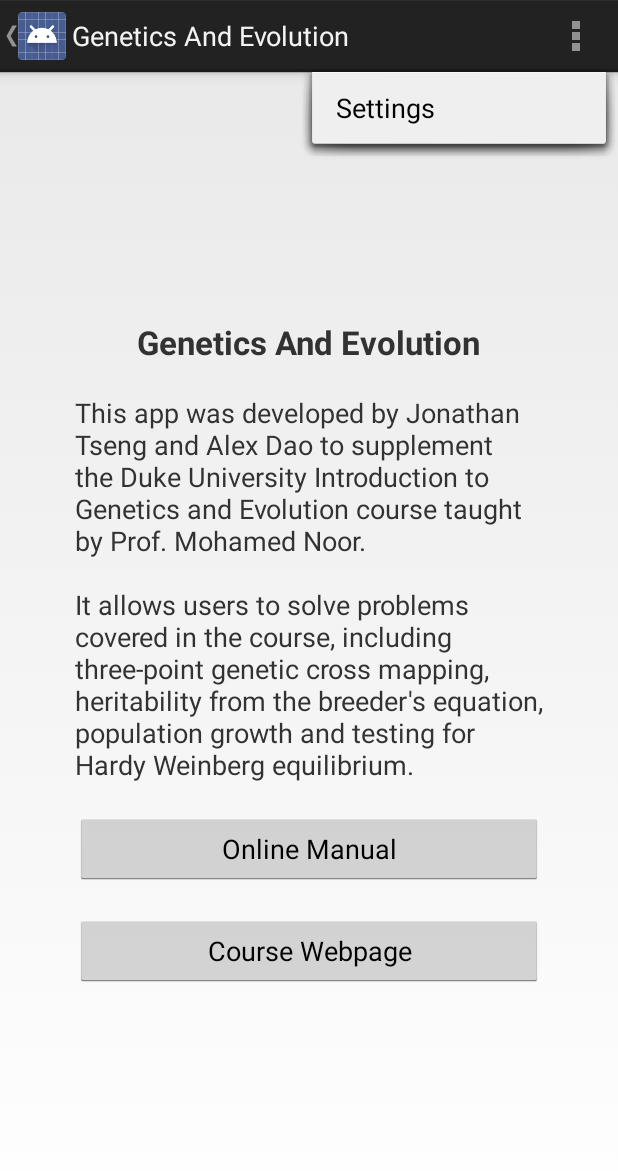
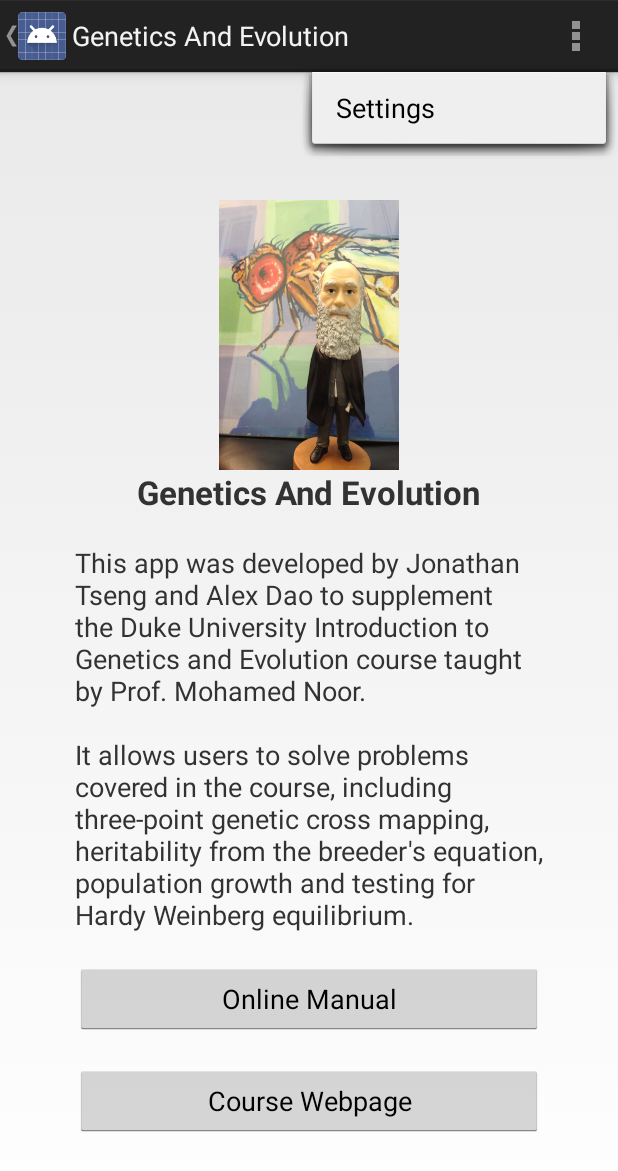
Before and after one commit to LNYApps/GeneticsAndEvolution, an Android app: the fragment AboutFragment placed in its activity, with the options menu open, on a phone screen of 412 x 824 dp. Shown: the top 1171 px of the screen. Run offline under Robolectric (Android 15) with nearby library versions, the phone set to English and light mode, and no system bars; 4 statements that could not run were skipped.

Commit message:
pictures in about

```diff
--- a/app/src/main/res/layout/fragment_about.xml
+++ b/app/src/main/res/layout/fragment_about.xml
@@ -6,6 +6,14 @@
     android:gravity="center_vertical"
     android:paddingLeft="@dimen/fragment_about_horizontalmargin"
     android:paddingRight="@dimen/fragment_about_horizontalmargin">
+
+    <ImageView
+        android:layout_width="match_parent"
+        android:layout_height="@dimen/fragment_about_picture"
+        android:paddingTop="@dimen/fragment_about_picture_padding_top"
+        android:src="@drawable/about_picture"
+        />
+
 
     <TextView
         android:layout_width="wrap_content"
--- a/app/src/main/res/values/dimens.xml
+++ b/app/src/main/res/values/dimens.xml
@@ -12,6 +12,8 @@
     <dimen name="fragment_about_textsize">18sp</dimen>
     <dimen name="fragment_about_titletextsize">22sp</dimen>
     <dimen name="fragment_about_spacing">20dp</dimen>
+    <dimen name="fragment_about_picture">200dp</dimen>
+    <dimen name="fragment_about_picture_padding_top">20dp</dimen>
 
     <!-- Self-Test Quiz Fragment -->
     <dimen name="fragment_stq_horizontalmargin">25dp</dimen>
```
Also changed, not shown: app/src/main/res/drawable/about_picture.png (added).
